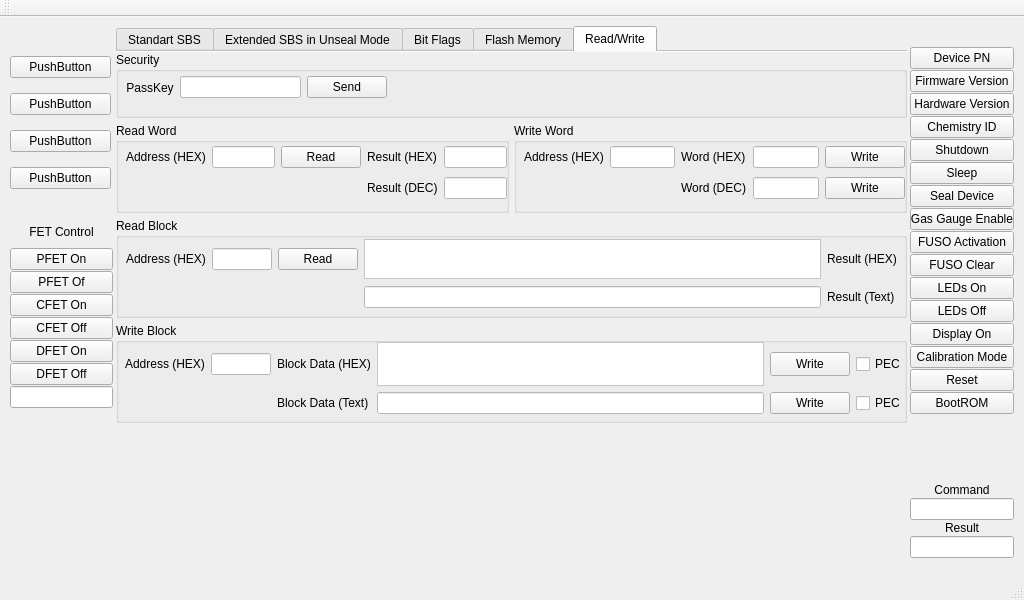
Qt form mainwindow.ui (lmdpua/A2168_Laptop_Battery_Flasher_on_CP2112) before a commit.
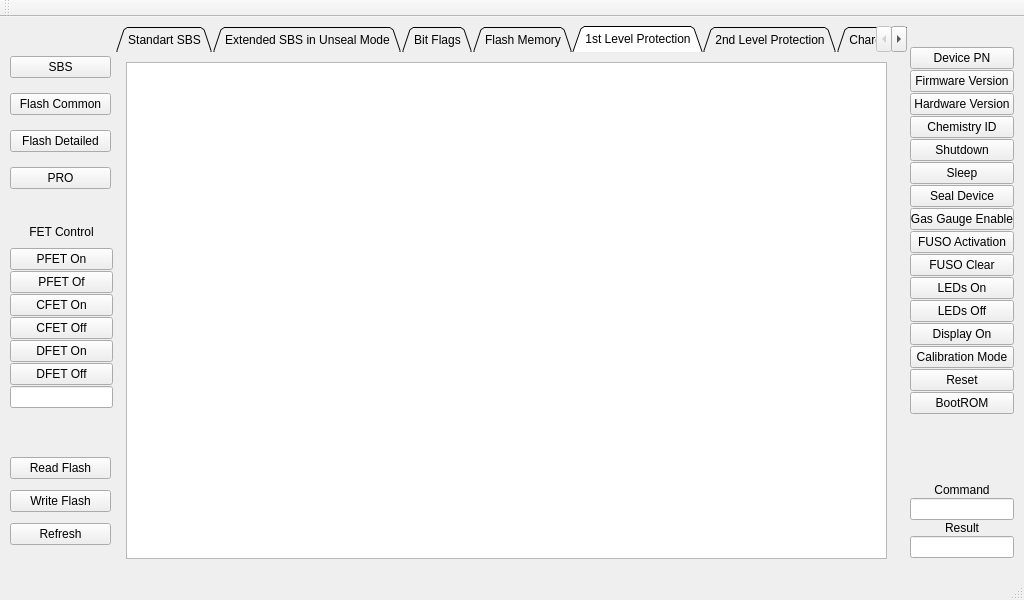
The same form after that commit. The open tabs and pages were chosen to show the change.

Commit message: Started working on tabs detailing flash registers

Patch:
```diff
--- a/mainwindow.ui
+++ b/mainwindow.ui
@@ -27,28 +27,28 @@
      <item>
       <widget class="QPushButton" name="button_SBS">
        <property name="text">
-        <string>PushButton</string>
+        <string>SBS</string>
        </property>
       </widget>
      </item>
      <item>
       <widget class="QPushButton" name="pushButton_3">
        <property name="text">
-        <string>PushButton</string>
+        <string>Flash Common</string>
        </property>
       </widget>
      </item>
      <item>
       <widget class="QPushButton" name="pushButton_2">
        <property name="text">
-        <string>PushButton</string>
+        <string>Flash Detailed</string>
        </property>
       </widget>
      </item>
      <item>
       <widget class="QPushButton" name="pushButton_4">
        <property name="text">
-        <string>PushButton</string>
+        <string>PRO</string>
        </property>
       </widget>
      </item>
@@ -63,6 +63,9 @@
       <height>541</height>
      </rect>
     </property>
+    <property name="tabShape">
+     <enum>QTabWidget::Triangular</enum>
+    </property>
     <property name="currentIndex">
      <number>2</number>
     </property>
@@ -697,6 +700,141 @@
       </layout>
      </widget>
     </widget>
+    <widget class="QWidget" name="tab_1stLevelProtection">
+     <attribute name="title">
+      <string>1st Level Protection</string>
+     </attribute>
+     <widget class="QTableView" name="tableView1stLevelProtection">
+      <property name="geometry">
+       <rect>
+        <x>10</x>
+        <y>10</y>
+        <width>761</width>
+        <height>497</height>
+       </rect>
+      </property>
+     </widget>
+    </widget>
+    <widget class="QWidget" name="tab_2ndLevelProtection">
+     <attribute name="title">
+      <string>2nd Level Protection</string>
+     </attribute>
+     <widget class="QTableView" name="tableView2ndLevelProtection">
+      <property name="geometry">
+       <rect>
+        <x>10</x>
+        <y>10</y>
+        <width>761</width>
+        <height>501</height>
+       </rect>
+      </property>
+     </widget>
+    </widget>
+    <widget class="QWidget" name="tab_Charge_Control">
+     <attribute name="title">
+      <string>Charge Control</string>
+     </attribute>
+     <widget class="QTableView" name="tableViewChargeControl">
+      <property name="geometry">
+       <rect>
+        <x>10</x>
+        <y>10</y>
+        <width>761</width>
+        <height>501</height>
+       </rect>
+      </property>
+     </widget>
+    </widget>
+    <widget class="QWidget" name="tab_System_Setting">
+     <attribute name="title">
+      <string>System Setting</string>
+     </attribute>
+     <widget class="QTableView" name="tableViewSystemSetting">
+      <property name="geometry">
+       <rect>
+        <x>10</x>
+        <y>10</y>
+        <width>761</width>
+        <height>501</height>
+       </rect>
+      </property>
+     </widget>
+    </widget>
+    <widget class="QWidget" name="tab_SBS_Setting">
+     <attribute name="title">
+      <string>SBS Setting</string>
+     </attribute>
+     <widget class="QTableView" name="tableViewSBS_Setting">
+      <property name="geometry">
+       <rect>
+        <x>10</x>
+        <y>10</y>
+        <width>761</width>
+        <height>501</height>
+       </rect>
+      </property>
+     </widget>
+    </widget>
+    <widget class="QWidget" name="tab_System_Data">
+     <attribute name="title">
+      <string>System Data</string>
+     </attribute>
+     <widget class="QTableView" name="tableViewSystemData">
+      <property name="geometry">
+       <rect>
+        <x>10</x>
+        <y>10</y>
+        <width>761</width>
+        <height>511</height>
+       </rect>
+      </property>
+     </widget>
+    </widget>
+    <widget class="QWidget" name="tab_Gas_Gauge">
+     <attribute name="title">
+      <string>Gas Gauge</string>
+     </attribute>
+     <widget class="QTableView" name="tableViewGasGauge">
+      <property name="geometry">
+       <rect>
+        <x>10</x>
+        <y>10</y>
+        <width>761</width>
+        <height>501</height>
+       </rect>
+      </property>
+     </widget>
+    </widget>
+    <widget class="QWidget" name="tab_Calibration">
+     <attribute name="title">
+      <string>Calibration</string>
+     </attribute>
+     <widget class="QTableView" name="tableViewCalibration">
+      <property name="geometry">
+       <rect>
+        <x>10</x>
+        <y>10</y>
+        <width>761</width>
+        <height>501</height>
+       </rect>
+      </property>
+     </widget>
+    </widget>
+    <widget class="QWidget" name="tab_LED_Support">
+     <attribute name="title">
+      <string>LED_Support</string>
+     </attribute>
+     <widget class="QTableView" name="tableViewLEDSupport">
+      <property name="geometry">
+       <rect>
+        <x>10</x>
+        <y>10</y>
+        <width>761</width>
+        <height>491</height>
+       </rect>
+      </property>
+     </widget>
+    </widget>
     <widget class="QWidget" name="tab_Read_Write">
      <attribute name="title">
       <string>Read/Write</string>
@@ -1524,6 +1662,39 @@
      </item>
     </layout>
    </widget>
+   <widget class="QWidget" name="verticalLayoutWidget_8">
+    <property name="geometry">
+     <rect>
+      <x>10</x>
+      <y>435</y>
+      <width>101</width>
+      <height>101</height>
+     </rect>
+    </property>
+    <layout class="QVBoxLayout" name="verticalLayout_Flash">
+     <item>
+      <widget class="QPushButton" name="button_InLayoutReadFlash">
+       <property name="text">
+        <string>Read Flash</string>
+       </property>
+      </widget>
+     </item>
+     <item>
+      <widget class="QPushButton" name="button_InLayoutWriteFlash">
+       <property name="text">
+        <string>Write Flash</string>
+       </property>
+      </widget>
+     </item>
+     <item>
+      <widget class="QPushButton" name="button_InLayourRefresh">
+       <property name="text">
+        <string>Refresh</string>
+       </property>
+      </widget>
+     </item>
+    </layout>
+   </widget>
   </widget>
   <widget class="QMenuBar" name="menubar">
    <property name="geometry">
```
Left out of the diff: 14 changed lines with no effect on the pictures. The commit also changes 8 other files.
